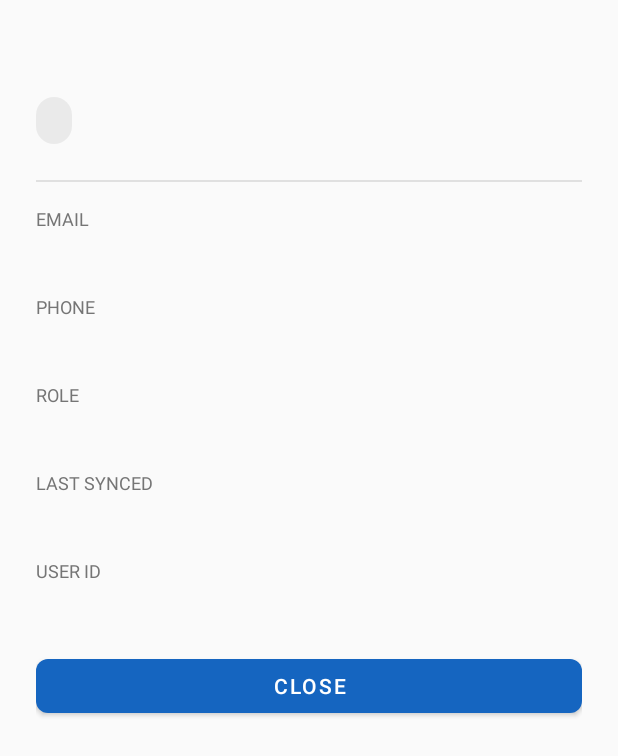
After one commit to rajashish147/FieldTrack, an Android app: the layout bottom_sheet_employee_details.xml on its own in the app's theme, with its tools: preview values and no code run, on a phone screen of 412 x 824 dp. The commit adds this screen. Shown: the top 756 px of the screen. Run offline under Robolectric (Android 15) with nearby library versions, the phone set to English and light mode, and no system bars; network calls fail.

Commit message:
feat: enhance admin employee dashboard with search and detail view
- Add search functionality to filter employees by name, email, phone, or ID
- Refactor EmployeeAdapter to show clean list without action buttons
- Create EmployeeDetailsBottomSheet for viewing employee details
- Add PendingEmployeeAdapter for approval workflow
- Implement last_synced_at tracking with database trigger
- Update time format to show Today/Yesterday/Date format throughout app
- Add email, phone, is_active, last_synced_at columns to users table
- Create search indexes for better performance
- Update LocationRepository to sync last_synced_at timestamp
- Fix sync indicator logic to check actual time instead of string format

```diff
--- a/app/src/main/java/com/fieldtrack/app/ui/admin/ApprovalFragment.kt
+++ b/app/src/main/java/com/fieldtrack/app/ui/admin/ApprovalFragment.kt
@@ -20,7 +20,7 @@ class ApprovalFragment : Fragment() {
     private val binding get() = _binding!!
 
     private val viewModel: AdminViewModel by activityViewModel()
-    private lateinit var adapter: EmployeeAdapter
+    private lateinit var adapter: PendingEmployeeAdapter
 
     override fun onCreateView(
         inflater: LayoutInflater, container: ViewGroup?, savedInstanceState: Bundle?
@@ -32,7 +32,7 @@ class ApprovalFragment : Fragment() {
     override fun onViewCreated(view: View, savedInstanceState: Bundle?) {
         super.onViewCreated(view, savedInstanceState)
 
-        adapter = EmployeeAdapter(
+        adapter = PendingEmployeeAdapter(
             onApprove = { viewModel.approveEmployee(it.id) },
             onDeactivate = { viewModel.deactivateEmployee(it.id) }
         )
--- /dev/null
+++ b/app/src/main/res/drawable/bg_status_badge.xml
@@ -0,0 +1,6 @@
+<?xml version="1.0" encoding="utf-8"?>
+<shape xmlns:android="http://schemas.android.com/apk/res/android"
+    android:shape="rectangle">
+    <corners android:radius="12dp" />
+    <solid android:color="#10000000" />
+</shape>
--- /dev/null
+++ b/app/src/main/res/layout/bottom_sheet_employee_details.xml
@@ -0,0 +1,167 @@
+<?xml version="1.0" encoding="utf-8"?>
+<LinearLayout xmlns:android="http://schemas.android.com/apk/res/android"
+    xmlns:app="http://schemas.android.com/apk/res-auto"
+    android:layout_width="match_parent"
+    android:layout_height="wrap_content"
+    android:orientation="vertical"
+    android:padding="24dp">
+
+    <TextView
+        android:id="@+id/tv_employee_name"
+        android:layout_width="match_parent"
+        android:layout_height="wrap_content"
+        android:textSize="24sp"
+        android:textStyle="bold"
+        android:textColor="@color/on_surface"
+        android:layout_marginBottom="8dp" />
+
+    <TextView
+        android:id="@+id/tv_status"
+        android:layout_width="wrap_content"
+        android:layout_height="wrap_content"
+        android:textSize="14sp"
+        android:textStyle="bold"
+        android:paddingStart="12dp"
+        android:paddingEnd="12dp"
+        android:paddingTop="6dp"
+        android:paddingBottom="6dp"
+        android:background="@drawable/bg_status_badge"
+        android:layout_marginBottom="24dp" />
+
+    <View
+        android:layout_width="match_parent"
+        android:layout_height="1dp"
+        android:background="@color/divider"
+        android:layout_marginBottom="16dp" />
+
+    <LinearLayout
+        android:id="@+id/ll_email"
+        android:layout_width="match_parent"
+        android:layout_height="wrap_content"
+        android:orientation="vertical"
+        android:layout_marginBottom="16dp">
+
+        <TextView
+            android:layout_width="wrap_content"
+            android:layout_height="wrap_content"
+            android:text="Email"
+            android:textSize="12sp"
+            android:textColor="@color/on_surface_variant"
+            android:textAllCaps="true" />
+
+        <TextView
+            android:id="@+id/tv_email"
+            android:layout_width="wrap_content"
+            android:layout_height="wrap_content"
+            android:textSize="16sp"
+            android:textColor="@color/on_surface"
+            android:layout_marginTop="4dp" />
+
+    </LinearLayout>
+
+    <LinearLayout
+        android:id="@+id/ll_phone"
+        android:layout_width="match_parent"
+        android:layout_height="wrap_content"
+        android:orientation="vertical"
+        android:layout_marginBottom="16dp">
+
+        <TextView
+            android:layout_width="wrap_content"
+            android:layout_height="wrap_content"
+            android:text="Phone"
+            android:textSize="12sp"
+            android:textColor="@color/on_surface_variant"
+            android:textAllCaps="true" />
+
+        <TextView
+            android:id="@+id/tv_phone"
+            android:layout_width="wrap_content"
+            android:layout_height="wrap_content"
+            android:textSize="16sp"
+            android:textColor="@color/on_surface"
+            android:layout_marginTop="4dp" />
+
+    </LinearLayout>
+
+    <LinearLayout
+        android:layout_width="match_parent"
+        android:layout_height="wrap_content"
+        android:orientation="vertical"
+        android:layout_marginBottom="16dp">
+
+        <TextView
+            android:layout_width="wrap_content"
+            android:layout_height="wrap_content"
+            android:text="Role"
+            android:textSize="12sp"
+            android:textColor="@color/on_surface_variant"
+            android:textAllCaps="true" />
+
+        <TextView
+            android:id="@+id/tv_role"
+            android:layout_width="wrap_content"
+            android:layout_height="wrap_content"
+            android:textSize="16sp"
+            android:textColor="@color/on_surface"
+            android:layout_marginTop="4dp" />
+
+    </LinearLayout>
+
+    <LinearLayout
+        android:layout_width="match_parent"
+        android:layout_height="wrap_content"
+        android:orientation="vertical"
+        android:layout_marginBottom="16dp">
+
+        <TextView
+            android:layout_width="wrap_content"
+            android:layout_height="wrap_content"
+            android:text="Last Synced"
+            android:textSize="12sp"
+            android:textColor="@color/on_surface_variant"
+            android:textAllCaps="true" />
+
+        <TextView
+            android:id="@+id/tv_last_sync"
+            android:layout_width="wrap_content"
+            android:layout_height="wrap_content"
+            android:textSize="16sp"
+            android:textColor="@color/on_surface"
+            android:layout_marginTop="4dp" />
+
+    </LinearLayout>
+
+    <LinearLayout
+        android:layout_width="match_parent"
+        android:layout_height="wrap_content"
+        android:orientation="vertical"
+        android:layout_marginBottom="24dp">
+
+        <TextView
+            android:layout_width="wrap_content"
+            android:layout_height="wrap_content"
+            android:text="User ID"
+            android:textSize="12sp"
+            android:textColor="@color/on_surface_variant"
+            android:textAllCaps="true" />
+
+        <TextView
+            android:id="@+id/tv_user_id"
+            android:layout_width="wrap_content"
+            android:layout_height="wrap_content"
+            android:textSize="12sp"
+            android:textColor="@color/on_surface_variant"
+            android:fontFamily="monospace"
+            android:layout_marginTop="4dp" />
+
+    </LinearLayout>
+
+    <com.google.android.material.button.MaterialButton
+        android:id="@+id/btn_close"
+        android:layout_width="match_parent"
+        android:layout_height="wrap_content"
+        android:text="Close"
+        app:cornerRadius="8dp" />
+
+</LinearLayout>
```
Also changed, not shown: app/src/main/java/com/fieldtrack/app/data/model/User.kt (+42 -2 lines), app/src/main/java/com/fieldtrack/app/data/remote/api/UserApi.kt (+7 -0 lines), app/src/main/java/com/fieldtrack/app/data/remote/dto/UserDto.kt (+11 -2 lines), app/src/main/java/com/fieldtrack/app/data/repository/LocationRepository.kt (+13 -0 lines), app/src/main/java/com/fieldtrack/app/ui/admin/AdminViewModel.kt (+36 -1 lines), app/src/main/java/com/fieldtrack/app/ui/admin/EmployeeAdapter.kt (+24 -16 lines), app/src/main/java/com/fieldtrack/app/ui/admin/EmployeeDetailsBottomSheet.kt (added, +81 -0 lines), app/src/main/java/com/fieldtrack/app/ui/admin/EmployeeListFragment.kt (+57 -8 lines), app/src/main/java/com/fieldtrack/app/ui/admin/PendingEmployeeAdapter.kt (added, +67 -0 lines), app/src/main/java/com/fieldtrack/app/util/Extensions.kt (+28 -5 lines), app/src/main/res/drawable/ic_close.xml (added, +9 -0 lines), app/src/main/res/drawable/ic_search.xml (added, +9 -0 lines), app/src/main/res/drawable/ic_sync.xml (added, +9 -0 lines), app/src/main/res/layout/fragment_employee_list.xml (+73 -21 lines), 1 more files, 1 other file.
